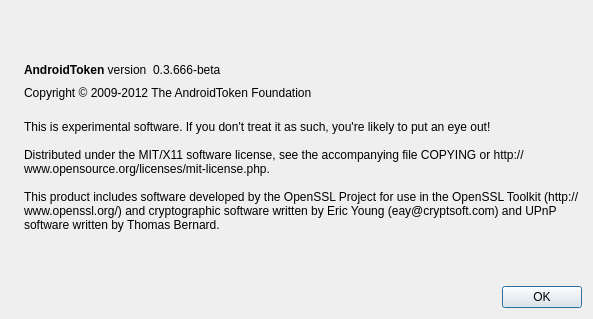
Qt form src/qt/forms/aboutdialog.ui (CryptoRepairCrew/Android-Token-V2) before a commit.
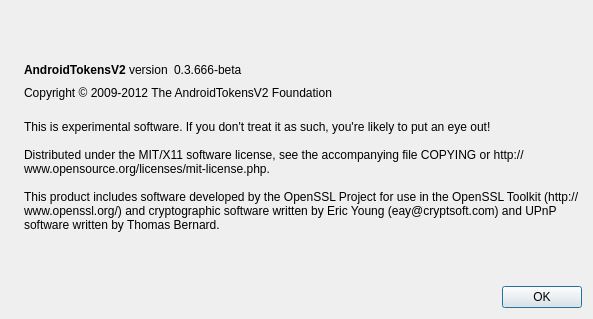
The same form after that commit. Icons and pictures are not drawn.

Commit message: AndroidToken -> AndroidTokensV2

The edit to the form file:
```diff
--- a/src/qt/forms/aboutdialog.ui
+++ b/src/qt/forms/aboutdialog.ui
@@ -50,7 +50,7 @@
           <cursorShape>IBeamCursor</cursorShape>
          </property>
          <property name="text">
-          <string>&lt;b&gt;AndroidToken&lt;/b&gt; version</string>
+          <string>&lt;b&gt;AndroidTokensV2&lt;/b&gt; version</string>
          </property>
          <property name="textInteractionFlags">
           <set>Qt::LinksAccessibleByMouse|Qt::TextSelectableByKeyboard|Qt::TextSelectableByMouse</set>
@@ -91,7 +91,7 @@
         <cursorShape>IBeamCursor</cursorShape>
        </property>
        <property name="text">
-        <string>Copyright © 2009-2012 The AndroidToken Foundation</string>
+        <string>Copyright © 2009-2012 The AndroidTokensV2 Foundation</string>
        </property>
        <property name="textInteractionFlags">
         <set>Qt::LinksAccessibleByMouse|Qt::TextSelectableByKeyboard|Qt::TextSelectableByMouse</set>
```
Left out of the diff: 2 changed lines with no effect on the pictures. The commit also changes 47 other files.
